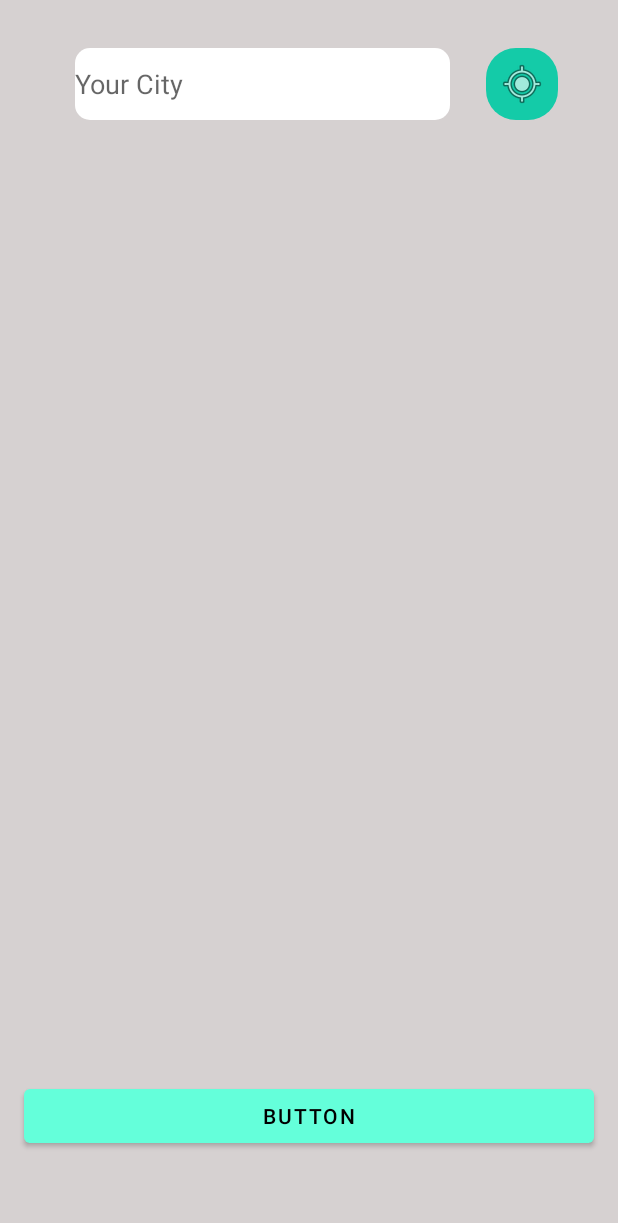
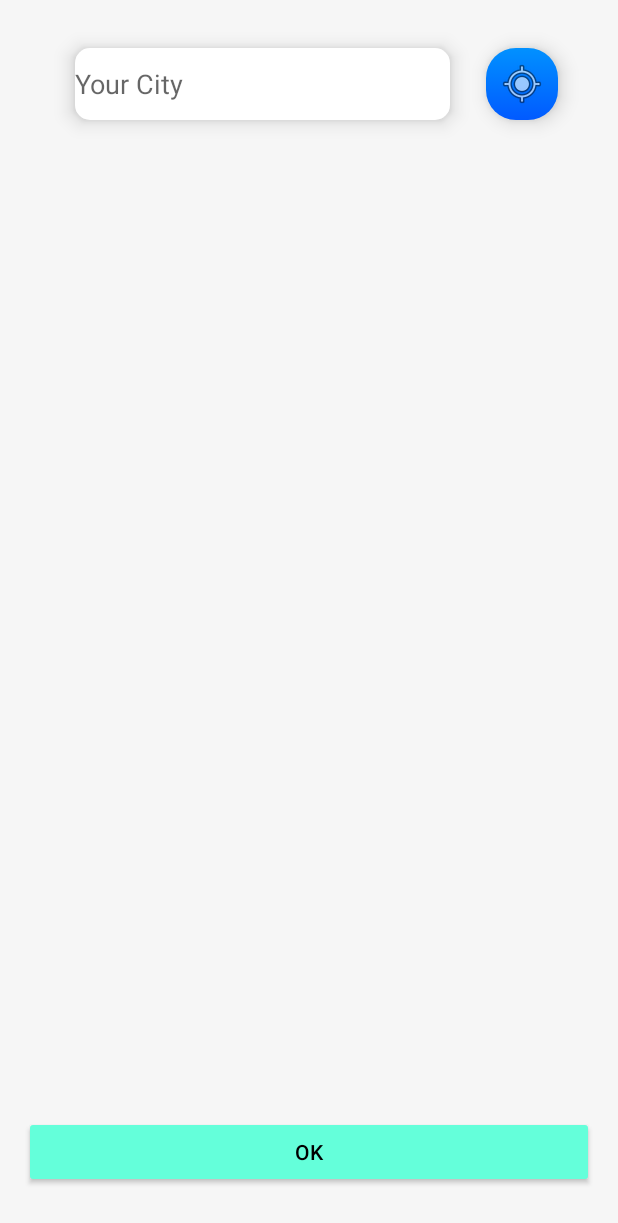
Before and after one commit to Minoro75/DemoWeatherApp, an Android app: the layout fragment_city_selection.xml on its own in the app's theme, with its tools: preview values and no code run, on a phone screen of 412 x 824 dp. Shown: the top 1223 px of the screen. Run offline under Robolectric (Android 15) with nearby library versions, the phone set to English and light mode, and no system bars.

Commit message:
some design fixes

```diff
--- /dev/null
+++ b/app/src/main/res/drawable/shape_rounded_gradient.xml
@@ -0,0 +1,23 @@
+<?xml version="1.0" encoding="utf-8"?>
+<selector xmlns:android="http://schemas.android.com/apk/res/android">
+<item>
+    <shape>
+        <gradient
+            android:startColor="#015aff"
+            android:endColor="#0191ff"
+            android:angle="90"/>
+        <corners
+            android:radius="20dp"/>
+        <padding
+            android:left="7dp"
+            android:right="7dp"
+            android:top="7dp"
+            android:bottom="7dp"/>
+        <stroke
+            android:width="0dp"
+            android:color="#FFFFFF"/>
+    </shape>
+</item>
+
+
+</selector>
--- a/app/src/main/res/layout/fragment_city_selection.xml
+++ b/app/src/main/res/layout/fragment_city_selection.xml
@@ -17,6 +17,7 @@
         android:background="@drawable/shape_rounded_corners_enter_field"
         android:dropDownWidth="wrap_content"
         android:dropDownHeight="wrap_content"
+        android:elevation="8dp"
         android:hint="@string/enter_city_hint"
         android:minHeight="48dp"
         app:layout_constraintStart_toStartOf="parent"
@@ -29,24 +30,24 @@
         android:layout_marginStart="16dp"
         android:layout_marginTop="32dp"
         android:layout_marginEnd="32dp"
-        android:background="@drawable/shape_rounded_corners_button_with_color"
+        android:background="@drawable/shape_rounded_gradient"
+        android:elevation="8dp"
         android:src="@android:drawable/ic_menu_mylocation"
         app:layout_constraintEnd_toEndOf="parent"
         app:layout_constraintStart_toEndOf="@+id/actvCityName"
         app:layout_constraintTop_toTopOf="parent" />
 
-    <Button
+    <com.google.android.material.button.MaterialButton
         android:id="@+id/btGoToDetails"
         android:layout_width="0dp"
         android:layout_height="wrap_content"
         android:layout_marginStart="16dp"
-        android:layout_marginTop="600dp"
         android:layout_marginEnd="16dp"
-        android:layout_marginBottom="16dp"
-        android:text="Button"
+        android:layout_marginBottom="32dp"
+        android:text="@android:string/ok"
+        style="@style/RoundedGradientButton"
         app:layout_constraintBottom_toBottomOf="parent"
         app:layout_constraintEnd_toEndOf="parent"
-        app:layout_constraintStart_toStartOf="parent"
-        app:layout_constraintTop_toBottomOf="@+id/ibGetCurrentLocation" />
+        app:layout_constraintStart_toStartOf="parent" />
 
 </androidx.constraintlayout.widget.ConstraintLayout>
--- a/app/src/main/res/values/colors.xml
+++ b/app/src/main/res/values/colors.xml
@@ -8,5 +8,5 @@
     <color name="secondaryDarkColor">#c50e29</color>
     <color name="primaryTextColor">#000000</color>
     <color name="secondaryTextColor">#000000</color>
-    <color name="surface">#D6D1D1</color>
+    <color name="surface">#f6f6f6</color>
 </resources>
--- a/app/src/main/res/values/styles.xml
+++ b/app/src/main/res/values/styles.xml
@@ -6,4 +6,7 @@
         <item name="cornerFamilyBottomRight">rounded</item>
         <item name="cornerSizeBottomRight">20%</item>
     </style>
+    <style name="RoundedGradientButton" parent="Widget.AppCompat.Button">
+        <item name="background">@drawable/shape_rounded_gradient</item>
+    </style>
 </resources>
```
